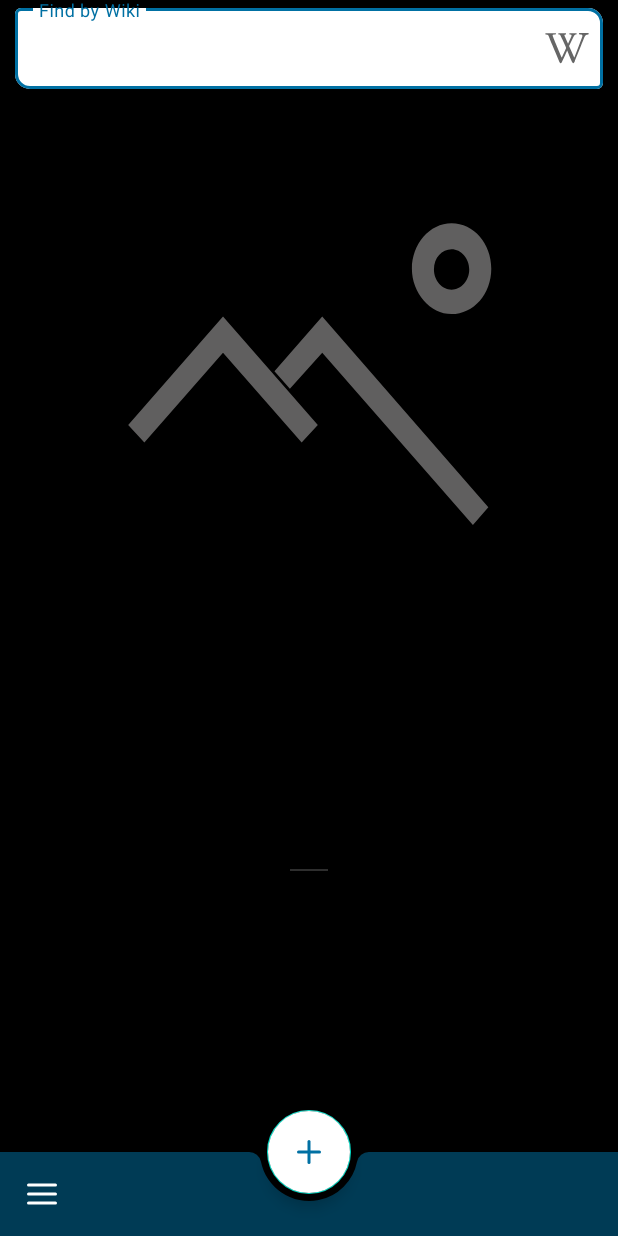
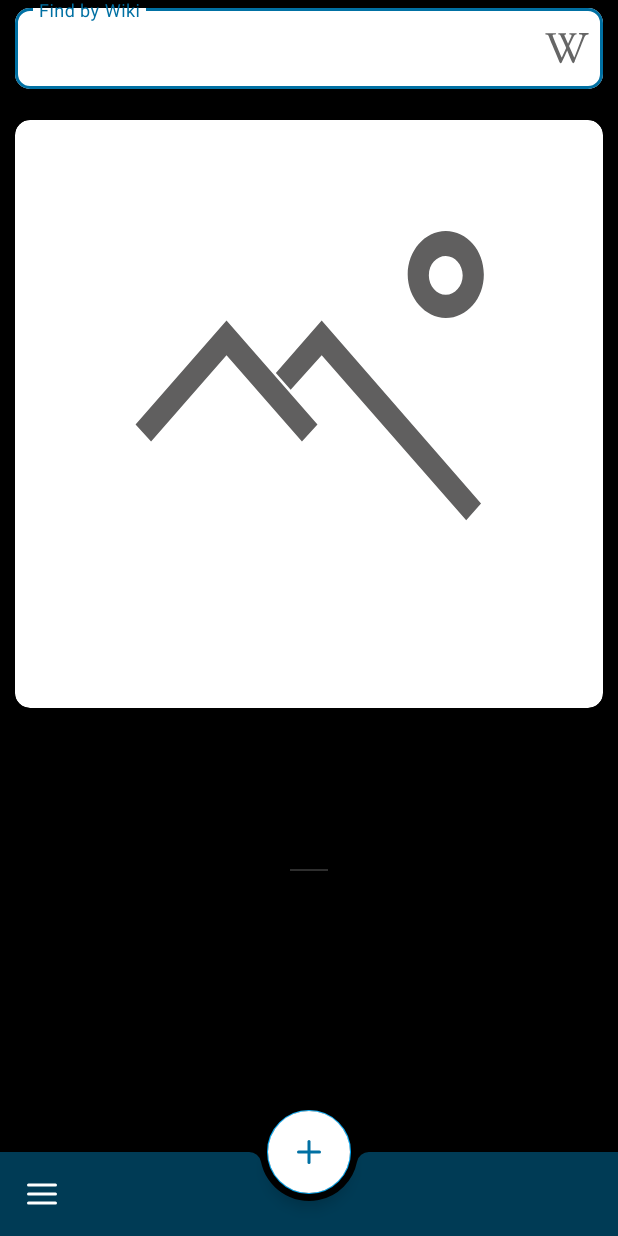
Before and after one commit to Amina1000/SpaceCos, an Android app: the screen it shows after launch (MainActivity), on a phone screen of 412 x 824 dp. Run offline under Robolectric (Android 15) with nearby library versions, the light colour scheme and no system bars; libraries missing offline, so code that uses them is left out: by.kirich1409.viewbindingdelegate, coil.api.load; pictures from the network do not load; Roboto replaces fonts that are not available here; 6 statements that could not run were skipped.

Commit message:
lesson 2
Задачи:
3.Создайте свой уникальный стиль для приложения и его виджетов.

```diff
--- a/app/src/main/res/layout/main_fragment.xml
+++ b/app/src/main/res/layout/main_fragment.xml
@@ -30,7 +30,7 @@
                 app:endIconDrawable="@drawable/ic_wikipedia"
                 app:endIconMode="custom"
                 app:helperTextTextColor="?textColorPrimary"
-                app:layout_constraintBottom_toTopOf="@+id/image_view"
+                app:layout_constraintBottom_toTopOf="@+id/card"
                 app:layout_constraintEnd_toEndOf="parent"
                 app:layout_constraintStart_toStartOf="parent"
                 app:layout_constraintTop_toTopOf="parent">
@@ -42,18 +42,27 @@
                     android:layout_height="wrap_content" />
             </com.google.android.material.textfield.TextInputLayout>
 
-            <com.cocos.develop.spacecos.utils.EquilateralImageView
-                android:id="@+id/image_view"
+            <com.google.android.material.card.MaterialCardView
+                android:id="@+id/card"
                 android:layout_width="match_parent"
                 android:layout_height="wrap_content"
-                android:layout_gravity="center"
-                android:contentDescription="@string/photo_of_the_day_stub"
-                android:scaleType="centerCrop"
                 app:layout_constraintBottom_toBottomOf="parent"
                 app:layout_constraintEnd_toEndOf="parent"
                 app:layout_constraintStart_toStartOf="parent"
                 app:layout_constraintTop_toTopOf="parent"
-                app:srcCompat="@drawable/ic_no_photo_vector" />
+                app:cardBackgroundColor="?themeColorOnPrimary">
+
+                <com.cocos.develop.spacecos.utils.EquilateralImageView
+                    android:id="@+id/image_view"
+                    android:layout_margin="@dimen/image_margin"
+                    android:layout_width="match_parent"
+                    android:layout_height="match_parent"
+                    android:contentDescription="@string/photo_of_the_day_stub"
+                    android:scaleType="centerCrop"
+                    app:srcCompat="@drawable/ic_no_photo_vector" />
+
+            </com.google.android.material.card.MaterialCardView>
+
         </androidx.constraintlayout.widget.ConstraintLayout>
 
     </androidx.core.widget.NestedScrollView>
@@ -71,7 +80,7 @@
         app:fabAlignmentMode="center"
         app:hideOnScroll="true"
         app:layout_scrollFlags="scroll|enterAlways"
-        app:navigationIcon="@drawable/ic_hamburger_menu_bottom_bar"/>
+        app:navigationIcon="@drawable/ic_hamburger_menu_bottom_bar" />
 
     <com.google.android.material.floatingactionbutton.FloatingActionButton
         android:id="@+id/fab"
--- a/app/src/main/res/values-night/themes.xml
+++ b/app/src/main/res/values-night/themes.xml
@@ -6,8 +6,8 @@
         <item name="colorPrimaryVariant">@color/gray_700</item>
         <item name="colorOnPrimary">@color/black</item>
         <!-- Secondary brand color. -->
-        <item name="colorSecondary">@color/teal_200</item>
-        <item name="colorSecondaryVariant">@color/teal_200</item>
+        <item name="colorSecondary">@color/orange_200</item>
+        <item name="colorSecondaryVariant">@color/orange_200</item>
         <item name="colorOnSecondary">@color/black</item>
         <!-- Status bar color. -->
         <item name="android:statusBarColor" tools:targetApi="l">?attr/colorPrimaryVariant</item>
--- a/app/src/main/res/values/colors.xml
+++ b/app/src/main/res/values/colors.xml
@@ -4,11 +4,13 @@
     <color name="yellow_500">#FAC968</color>
     <color name="yellow_700">#D37E00</color>
     <color name="gray_700">#2E2E2E</color>
-    <color name="teal_200">#FF03DAC5</color>
-    <color name="teal_700">#FF018786</color>
+    <color name="orange_200">#FF9800</color>
+    <color name="orange_700">#854F00</color>
     <color name="black">#FF000000</color>
     <color name="white">#FFFFFFFF</color>
     <color name="color_gray">#605F5F</color>
     <color name="space_700">#0070A3</color>
     <color name="space_500">#003B55</color>
+    <color name="space_200">#03A9F4</color>
+    <color name="space_600">#2196F3</color>
 </resources>
--- a/app/src/main/res/values/dimens.xml
+++ b/app/src/main/res/values/dimens.xml
@@ -6,5 +6,8 @@
     <dimen name="width_view_sheet">25dp</dimen>
     <dimen name="height_view_sheet">1dp</dimen>
     <dimen name="margin_top">5dp</dimen>
+    <dimen name="view_corner">10dp</dimen>
+    <dimen name="card_elevation">8dp</dimen>
     <dimen name="padding_layout">10dp</dimen>
+    <dimen name="image_margin">8dp</dimen>
 </resources>
--- a/app/src/main/res/values/styles.xml
+++ b/app/src/main/res/values/styles.xml
@@ -5,19 +5,47 @@
         <item name="textColorSecondary">@color/gray_700</item>
         <item name="textColorConnected">@color/yellow_700</item>
         <item name="themeColorOnPrimary">@color/white</item>
+        <item name="colorPrimary">?themeColorPrimary</item>
+        <item name="themeColorPrimary">@color/yellow_500</item>
         <item name="bottomAppBarColor">@color/yellow_500</item>
         <item name="fabColor">@color/gray_700</item>
         <item name="fabTint">@color/yellow_200</item>
         <item name="fontFamily">@font/artifika</item>
         <item name="android:fontFamily">@font/artifika</item>
+        <item name="shapeAppearanceSmallComponent">@style/AppShapeAppearance.SmallComponent</item>
+        <item name="shapeAppearanceLargeComponent">@style/AppShapeAppearance.LargeComponent</item>
+        <item name="shapeAppearanceMediumComponent">@style/AppShapeAppearance.MediumComponent</item>
+        <item name="materialCardViewStyle">@style/AppCard</item>
     </style>
 
+    <style name="AppShapeAppearance.SmallComponent" parent="ShapeAppearance.MaterialComponents.SmallComponent">
+        <item name="cornerFamily">rounded</item>
+        <item name="cornerSize">@dimen/view_corner</item>
+    </style>
+
+    <style name="AppShapeAppearance.LargeComponent" parent="ShapeAppearance.MaterialComponents.LargeComponent">
+        <item name="cornerFamily">rounded</item>
+        <item name="cornerSize">@dimen/view_corner</item>
+    </style>
+
+    <style name="AppShapeAppearance.MediumComponent" parent="ShapeAppearance.MaterialComponents.MediumComponent">
+        <item name="cornerFamily">rounded</item>
+        <item name="cornerSize">@dimen/view_corner</item>
+    </style>
+
+    <style name="AppCard" parent="Widget.MaterialComponents.CardView">
+        <item name="cardElevation">@dimen/card_elevation</item>
+    </style>
 
     <style name="SpaceThemeStyle" parent="BaseThemeStyle">
+        <item name="colorSecondary">@color/space_200</item>
+        <item name="colorSecondaryVariant">@color/space_600</item>
+        <item name="colorOnSecondary">@color/white</item>
+        <item name="android:textColorPrimary">?textColorPrimary</item>
+        <item name="android:textColorSecondary">?textColorSecondary</item>
         <item name="textColorPrimary">@color/white</item>
         <item name="textColorConnected">@color/white</item>
         <item name="textColorDisConnected">@color/color_gray</item>
-        <item name="colorPrimary">?themeColorPrimary</item>
         <item name="android:colorBackground">@color/black</item>
         <item name="colorPrimaryVariant">?themeColorPrimary</item>
         <item name="themeColorPrimary">@color/space_700</item>
--- a/app/src/main/res/values/themes.xml
+++ b/app/src/main/res/values/themes.xml
@@ -6,8 +6,8 @@
         <item name="colorPrimaryVariant">@color/gray_700</item>
         <item name="colorOnPrimary">@color/white</item>
         <!-- Secondary brand color. -->
-        <item name="colorSecondary">@color/teal_200</item>
-        <item name="colorSecondaryVariant">@color/teal_700</item>
+        <item name="colorSecondary">@color/orange_200</item>
+        <item name="colorSecondaryVariant">@color/orange_700</item>
         <item name="colorOnSecondary">@color/black</item>
         <!-- Status bar color. -->
         <item name="android:statusBarColor" tools:targetApi="l">?attr/colorPrimaryVariant</item>
```
